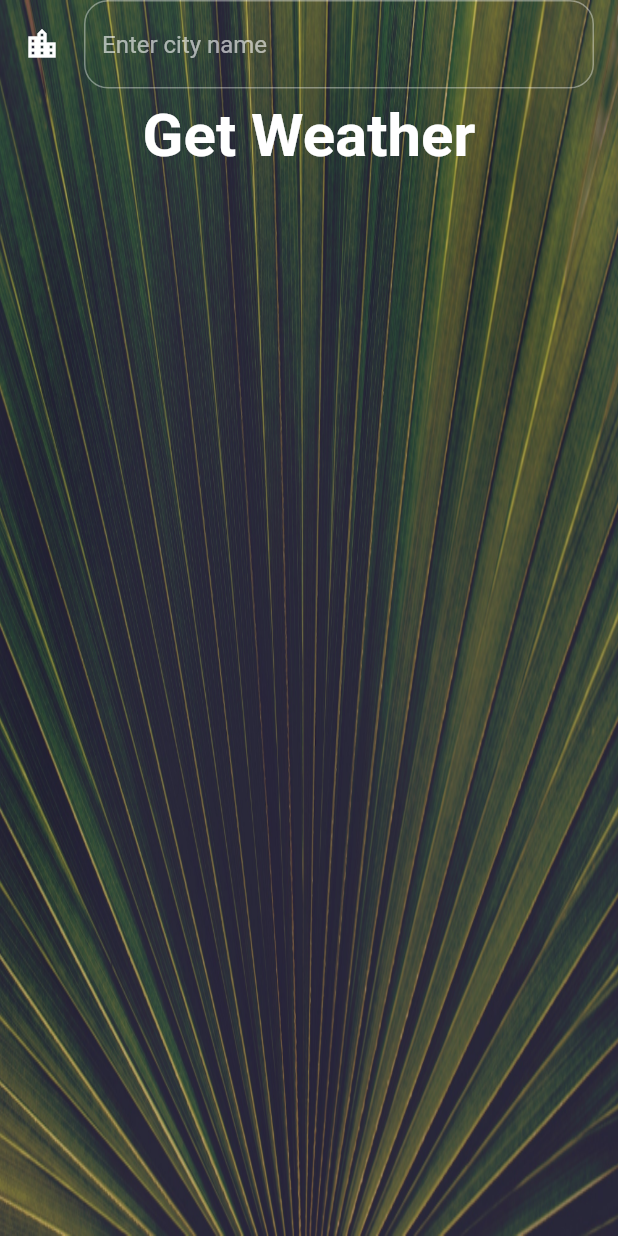
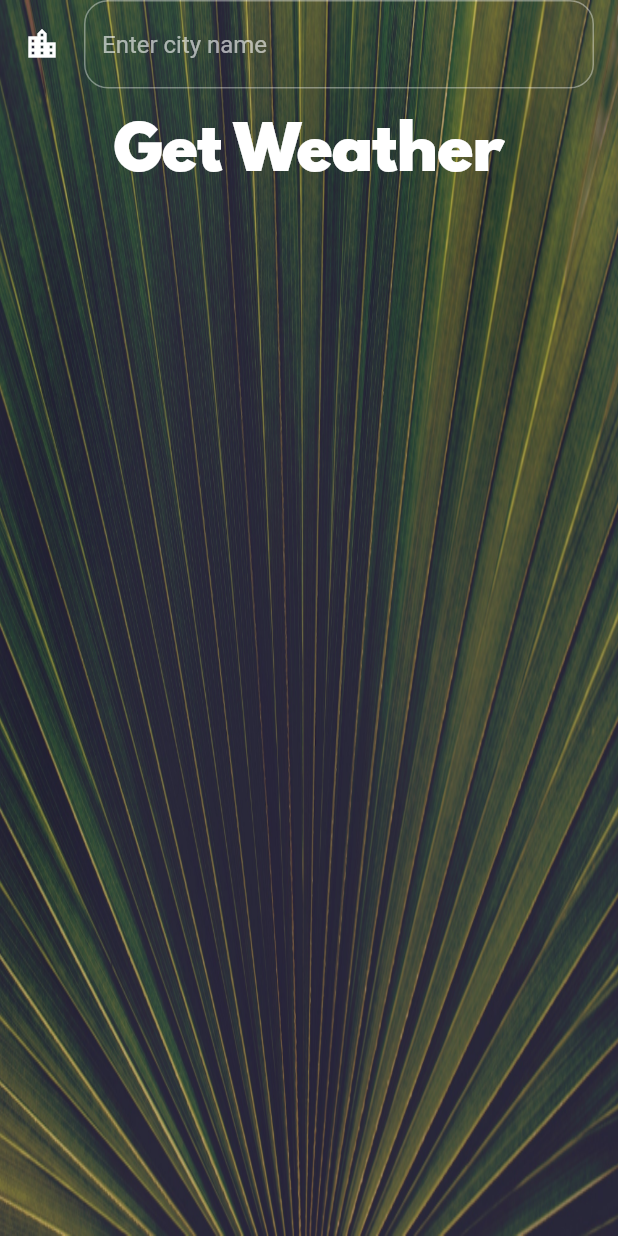
Before and after one commit to codewhite7777/flutter_bootcamp, a Flutter app: the SearchScreen screen opened by its route, on a phone screen of 412 x 824 dp. Run offline on Flutter 3.47's test engine with Material 2 defaults, Android fonts, the phone set to English and light mode, and no system bars; our stand-ins replace animated_text_kit, audioplayers, flutter_spinkit, font_awesome_flutter, geolocator.

Commit message:
refactor : search_screen

```diff
--- /dev/null
+++ b/clima/lib/constants/constants.dart
@@ -0,0 +1,17 @@
+import 'package:flutter/material.dart';
+
+final InputDecoration kSearchFieldDecoration = InputDecoration(
+  hintText: 'Enter city name',
+  icon: Icon(
+    Icons.location_city_outlined,
+    color: Colors.white,
+  ),
+  border: OutlineInputBorder(
+    borderRadius: BorderRadius.circular(16),
+    borderSide: BorderSide(
+      color: Colors.red,
+      width: 20,
+      style: BorderStyle.solid,
+    ),
+  ),
+);
--- a/clima/lib/main.dart
+++ b/clima/lib/main.dart
@@ -1,4 +1,3 @@
-import 'package:clima/constants/constants.dart';
 import 'package:clima/screen/main_screen.dart';
 import 'package:clima/screen/search_screen.dart';
 import 'package:flutter/material.dart';
@@ -21,4 +20,13 @@ class MyApp extends StatelessWidget {
   }
 }
 
-ThemeData mainTheme = ThemeData.dark().copyWith();
+ThemeData mainTheme = ThemeData.dark().copyWith(
+  textTheme: TextTheme(
+    bodyText2: TextStyle(
+      color: Colors.white,
+      fontSize: 40.0,
+      fontWeight: FontWeight.bold,
+      fontFamily: 'spartanmb',
+    ),
+  ),
+);
--- a/clima/lib/screen/search_screen.dart
+++ b/clima/lib/screen/search_screen.dart
@@ -1,4 +1,5 @@
 import 'package:clima/components/back_ground_image.dart';
+import 'package:clima/constants/constants.dart';
 import 'package:flutter/material.dart';
 
 class SearchScreen extends StatefulWidget {
@@ -16,7 +17,7 @@ class _SearchScreenState extends State<SearchScreen> {
     return Scaffold(
       body: Stack(
         children: [
-          BackGroundImage(imagePath: 'images/city_background.jpg'),
+          const BackGroundImage(imagePath: 'images/city_background.jpg'),
           SearchPart(),
         ],
       ),
@@ -29,15 +30,10 @@ class _SearchScreenState extends State<SearchScreen> {
         crossAxisAlignment: CrossAxisAlignment.center,
         children: [
           SearchField(onChanged: onSearchFieldChanged),
-          GetWeather(onPressed: onGetWeatherPressed),
+          GetWeatherButton(onPressed: onGetWeatherPressed),
         ],
       ),
     );
-  }
-
-  void onGetWeatherPressed() {
-    Navigator.pop(context, searchTarget);
-    return;
   }
 
   void onSearchFieldChanged(String value) {
@@ -52,39 +48,27 @@ class _SearchScreenState extends State<SearchScreen> {
         onChanged: onChanged,
         cursorColor: Colors.grey,
         maxLines: 1,
-        style: TextStyle(
+        style: const TextStyle(
           color: Colors.white,
         ),
-        decoration: InputDecoration(
-          hintText: 'Enter city name',
-          icon: Icon(
-            Icons.location_city_outlined,
-            color: Colors.white,
-          ),
-          border: OutlineInputBorder(
-            borderRadius: BorderRadius.circular(16),
-            borderSide: BorderSide(
-              color: Colors.red,
-              width: 20,
-              style: BorderStyle.solid,
-            ),
-          ),
-        ),
+        decoration: kSearchFieldDecoration,
       ),
     );
   }
 
-  Widget GetWeather({required VoidCallback onPressed}) {
+  void onGetWeatherPressed() {
+    Navigator.pop(context, searchTarget);
+    return;
+  }
+
+  Widget GetWeatherButton({required VoidCallback onPressed}) {
+    final TextStyle? textStyle = Theme.of(context)!.textTheme.bodyText2;
     return TextButton(
+      onPressed: onPressed,
       child: Text(
         'Get Weather',
-        style: TextStyle(
-          color: Colors.white,
-          fontSize: 40.0,
-          fontWeight: FontWeight.bold,
-        ),
+        style: textStyle,
       ),
-      onPressed: onPressed,
     );
   }
 }
```
